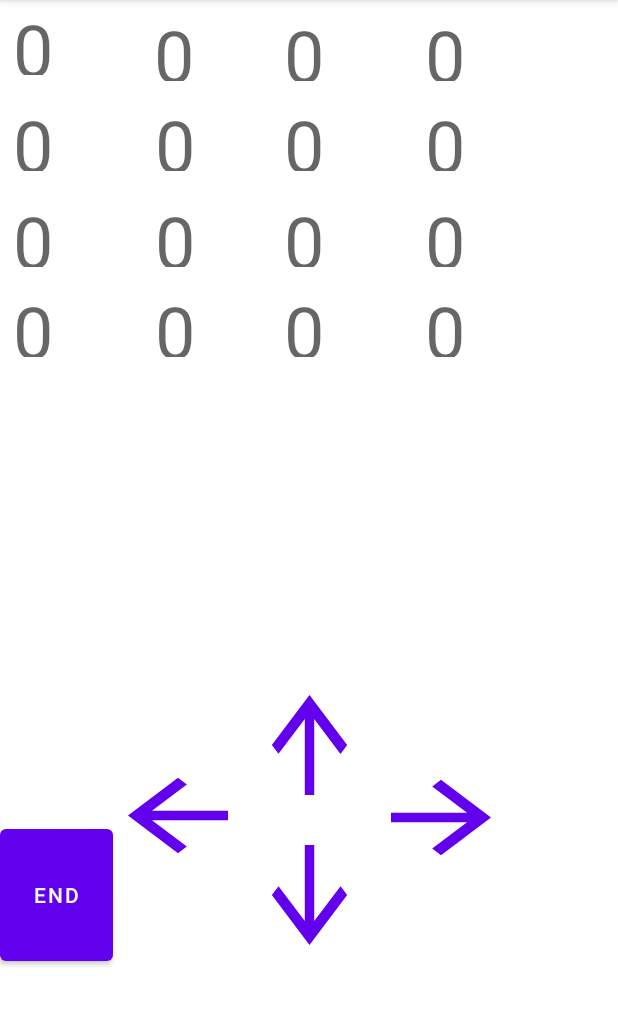
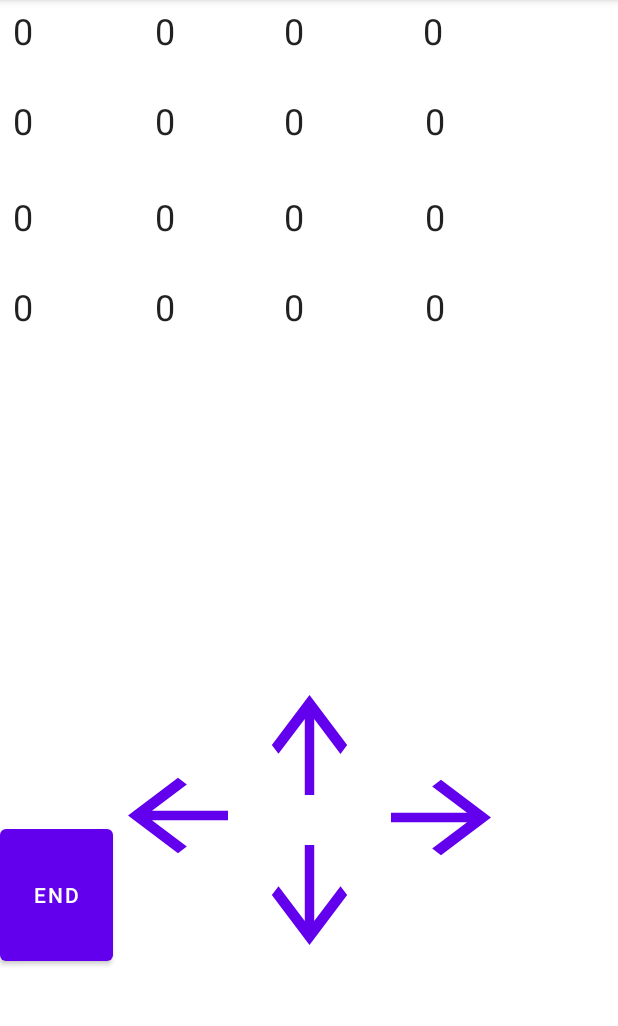
Before and after one commit to Bhawna-Ad/MixedDoublesGame, an Android app: the screen it shows after launch (MainActivity), on a phone screen of 412 x 824 dp, the part 84-1110 px from its top. Run offline under Robolectric (Android 15) with nearby library versions, the light colour scheme and no system bars; our stand-ins replace data binding.

Commit message:
Changes to minsdk and appearance

```diff
--- a/app/build.gradle
+++ b/app/build.gradle
@@ -11,7 +11,7 @@ android {
 
     defaultConfig {
         applicationId "com.jonathan.mixeddoublesgame"
-        minSdkVersion 26
+        minSdkVersion 22
         targetSdkVersion 30
         versionCode 1
         versionName "1.0"
--- a/app/src/main/res/layout/game_fragment.xml
+++ b/app/src/main/res/layout/game_fragment.xml
@@ -25,26 +25,27 @@
                android:id="@+id/textView1"
                android:layout_width="75dp"
                android:layout_height="50dp"
-               android:layout_marginEnd="10dp"
+               android:layout_marginTop="4dp"
                android:text="@{String.valueOf(gameViewModel.dataObservable.get(0).get(0))}"
-               android:textAppearance="@style/TextAppearance.MaterialComponents.Headline3"
-               app:layout_constraintEnd_toStartOf="@+id/textView2"
+               android:textAppearance="@style/TextAppearance.MaterialComponents.Headline5"
+               app:layout_constraintEnd_toEndOf="parent"
+               app:layout_constraintHorizontal_bias="0.026"
                app:layout_constraintStart_toStartOf="parent"
                app:layout_constraintTop_toTopOf="parent"
-               tools:text="17" />
+               tools:text="1111" />
 
            <TextView
                android:id="@+id/textView2"
                android:layout_width="75dp"
                android:layout_height="50dp"
                android:layout_marginTop="4dp"
-               android:layout_marginEnd="10dp"
                android:text="@{String.valueOf(gameViewModel.dataObservable.get(0).get(1))}"
-               android:textAppearance="@style/TextAppearance.MaterialComponents.Headline3"
-               app:layout_constraintEnd_toStartOf="@+id/textView3"
-               app:layout_constraintHorizontal_bias="0.99"
+               android:textAppearance="@style/TextAppearance.MaterialComponents.Headline5"
+               app:layout_constraintEnd_toEndOf="parent"
+               app:layout_constraintHorizontal_bias="0.306"
                app:layout_constraintStart_toStartOf="parent"
-               app:layout_constraintTop_toTopOf="parent" />
+               app:layout_constraintTop_toTopOf="parent"
+                />
 
            <TextView
                android:id="@+id/textView3"
@@ -52,7 +53,7 @@
                android:layout_height="50dp"
                android:layout_marginTop="4dp"
                android:text="@{String.valueOf(gameViewModel.dataObservable.get(0).get(2))}"
-               android:textAppearance="@style/TextAppearance.MaterialComponents.Headline3"
+               android:textAppearance="@style/TextAppearance.MaterialComponents.Headline5"
                app:layout_constraintEnd_toEndOf="parent"
                app:layout_constraintHorizontal_bias="0.562"
                app:layout_constraintStart_toStartOf="parent"
@@ -64,10 +65,10 @@
                android:layout_height="50dp"
                android:layout_marginTop="4dp"
                android:text="@{String.valueOf(gameViewModel.dataObservable.get(0).get(3))}"
-               android:textAppearance="@style/TextAppearance.MaterialComponents.Headline3"
+               android:textAppearance="@style/TextAppearance.MaterialComponents.Headline5"
                app:layout_constraintEnd_toEndOf="parent"
                app:layout_constraintHorizontal_bias="0.837"
-               app:layout_constraintStart_toStartOf="@+id/textView1"
+               app:layout_constraintStart_toStartOf="parent"
                app:layout_constraintTop_toTopOf="parent" />
 
            <TextView
@@ -76,7 +77,7 @@
                android:layout_height="50dp"
                android:layout_marginTop="64dp"
                android:text="@{String.valueOf(gameViewModel.dataObservable.get(1).get(0))}"
-               android:textAppearance="@style/TextAppearance.MaterialComponents.Headline3"
+               android:textAppearance="@style/TextAppearance.MaterialComponents.Headline5"
                app:layout_constraintEnd_toEndOf="parent"
                app:layout_constraintHorizontal_bias="0.026"
                app:layout_constraintStart_toStartOf="parent"
@@ -88,7 +89,7 @@
                android:layout_height="50dp"
                android:layout_marginTop="60dp"
                android:text="@{String.valueOf(gameViewModel.dataObservable.get(1).get(1))}"
-               android:textAppearance="@style/TextAppearance.MaterialComponents.Headline3"               app:layout_constraintEnd_toEndOf="parent"
+               android:textAppearance="@style/TextAppearance.MaterialComponents.Headline5"               app:layout_constraintEnd_toEndOf="parent"
                app:layout_constraintHorizontal_bias="0.306"
                app:layout_constraintStart_toStartOf="parent"
                app:layout_constraintTop_toTopOf="@+id/textView2" />
@@ -99,7 +100,7 @@
                android:layout_height="50dp"
                android:layout_marginTop="64dp"
                android:text="@{String.valueOf(gameViewModel.dataObservable.get(1).get(2))}"
-               android:textAppearance="@style/TextAppearance.MaterialComponents.Headline3"               app:layout_constraintEnd_toEndOf="parent"
+               android:textAppearance="@style/TextAppearance.MaterialComponents.Headline5"               app:layout_constraintEnd_toEndOf="parent"
                app:layout_constraintHorizontal_bias="0.562"
                app:layout_constraintStart_toStartOf="parent"
                app:layout_constraintTop_toTopOf="parent" />
@@ -110,7 +111,7 @@
                android:layout_height="50dp"
                android:layout_marginTop="64dp"
                android:text="@{String.valueOf(gameViewModel.dataObservable.get(1).get(3))}"
-               android:textAppearance="@style/TextAppearance.MaterialComponents.Headline3"               app:layout_constraintEnd_toEndOf="parent"
+               android:textAppearance="@style/TextAppearance.MaterialComponents.Headline5"               app:layout_constraintEnd_toEndOf="parent"
                app:layout_constraintHorizontal_bias="0.842"
                app:layout_constraintStart_toStartOf="parent"
                app:layout_constraintTop_toTopOf="parent" />
@@ -121,7 +122,7 @@
                android:layout_height="50dp"
                android:layout_marginTop="128dp"
                android:text="@{String.valueOf(gameViewModel.dataObservable.get(2).get(0))}"
-               android:textAppearance="@style/TextAppearance.MaterialComponents.Headline3"               app:layout_constraintEnd_toEndOf="parent"
+               android:textAppearance="@style/TextAppearance.MaterialComponents.Headline5"               app:layout_constraintEnd_toEndOf="parent"
                app:layout_constraintHorizontal_bias="0.026"
                app:layout_constraintStart_toStartOf="parent"
                app:layout_constraintTop_toTopOf="parent" />
@@ -131,7 +132,7 @@
                android:layout_height="50dp"
                android:layout_marginTop="128dp"
                android:text="@{String.valueOf(gameViewModel.dataObservable.get(2).get(1))}"
-               android:textAppearance="@style/TextAppearance.MaterialComponents.Headline3"               app:layout_constraintEnd_toEndOf="parent"
+               android:textAppearance="@style/TextAppearance.MaterialComponents.Headline5"               app:layout_constraintEnd_toEndOf="parent"
                app:layout_constraintHorizontal_bias="0.306"
                app:layout_constraintStart_toStartOf="parent"
                app:layout_constraintTop_toTopOf="parent" />
@@ -141,7 +142,7 @@
                android:layout_height="50dp"
                android:layout_marginTop="128dp"
                android:text="@{String.valueOf(gameViewModel.dataObservable.get(2).get(2))}"
-               android:textAppearance="@style/TextAppearance.MaterialComponents.Headline3"               app:layout_constraintEnd_toEndOf="parent"
+               android:textAppearance="@style/TextAppearance.MaterialComponents.Headline5"               app:layout_constraintEnd_toEndOf="parent"
                app:layout_constraintHorizontal_bias="0.562"
                app:layout_constraintStart_toStartOf="parent"
                app:layout_constraintTop_toTopOf="parent" />
@@ -152,7 +153,7 @@
                android:layout_height="50dp"
                android:layout_marginTop="128dp"
                android:text="@{String.valueOf(gameViewModel.dataObservable.get(2).get(3))}"
-               android:textAppearance="@style/TextAppearance.MaterialComponents.Headline3"               app:layout_constraintEnd_toEndOf="parent"
+               android:textAppearance="@style/TextAppearance.MaterialComponents.Headline5"               app:layout_constraintEnd_toEndOf="parent"
                app:layout_constraintHorizontal_bias="0.842"
                app:layout_constraintStart_toStartOf="parent"
                app:layout_constraintTop_toTopOf="parent" />
@@ -163,7 +164,7 @@
                android:layout_height="50dp"
                android:layout_marginTop="188dp"
                android:text="@{String.valueOf(gameViewModel.dataObservable.get(3).get(0))}"
-               android:textAppearance="@style/TextAppearance.MaterialComponents.Headline3"               app:layout_constraintEnd_toEndOf="parent"
+               android:textAppearance="@style/TextAppearance.MaterialComponents.Headline5"               app:layout_constraintEnd_toEndOf="parent"
                app:layout_constraintHorizontal_bias="0.026"
                app:layout_constraintStart_toStartOf="parent"
                app:layout_constraintTop_toTopOf="parent" />
@@ -176,7 +177,7 @@
                android:layout_height="50dp"
                android:layout_marginTop="188dp"
                android:text="@{String.valueOf(gameViewModel.dataObservable.get(3).get(1))}"
-               android:textAppearance="@style/TextAppearance.MaterialComponents.Headline3"               app:layout_constraintEnd_toEndOf="parent"
+               android:textAppearance="@style/TextAppearance.MaterialComponents.Headline5"               app:layout_constraintEnd_toEndOf="parent"
                app:layout_constraintHorizontal_bias="0.306"
                app:layout_constraintStart_toStartOf="parent"
                app:layout_constraintTop_toTopOf="parent" />
@@ -189,7 +190,7 @@
                android:layout_height="50dp"
                android:layout_marginTop="188dp"
                android:text="@{String.valueOf(gameViewModel.dataObservable.get(3).get(2))}"
-               android:textAppearance="@style/TextAppearance.MaterialComponents.Headline3"               app:layout_constraintEnd_toEndOf="parent"
+               android:textAppearance="@style/TextAppearance.MaterialComponents.Headline5"               app:layout_constraintEnd_toEndOf="parent"
                app:layout_constraintHorizontal_bias="0.562"
                app:layout_constraintStart_toStartOf="parent"
                app:layout_constraintTop_toTopOf="parent" />
@@ -202,7 +203,7 @@
                android:layout_height="50dp"
                android:layout_marginTop="188dp"
                android:text="@{String.valueOf(gameViewModel.dataObservable.get(3).get(3))}"
-               android:textAppearance="@style/TextAppearance.MaterialComponents.Headline3"               app:layout_constraintEnd_toEndOf="parent"
+               android:textAppearance="@style/TextAppearance.MaterialComponents.Headline5"               app:layout_constraintEnd_toEndOf="parent"
                app:layout_constraintHorizontal_bias="0.842"
                app:layout_constraintStart_toStartOf="parent"
                app:layout_constraintTop_toTopOf="parent" />
```
